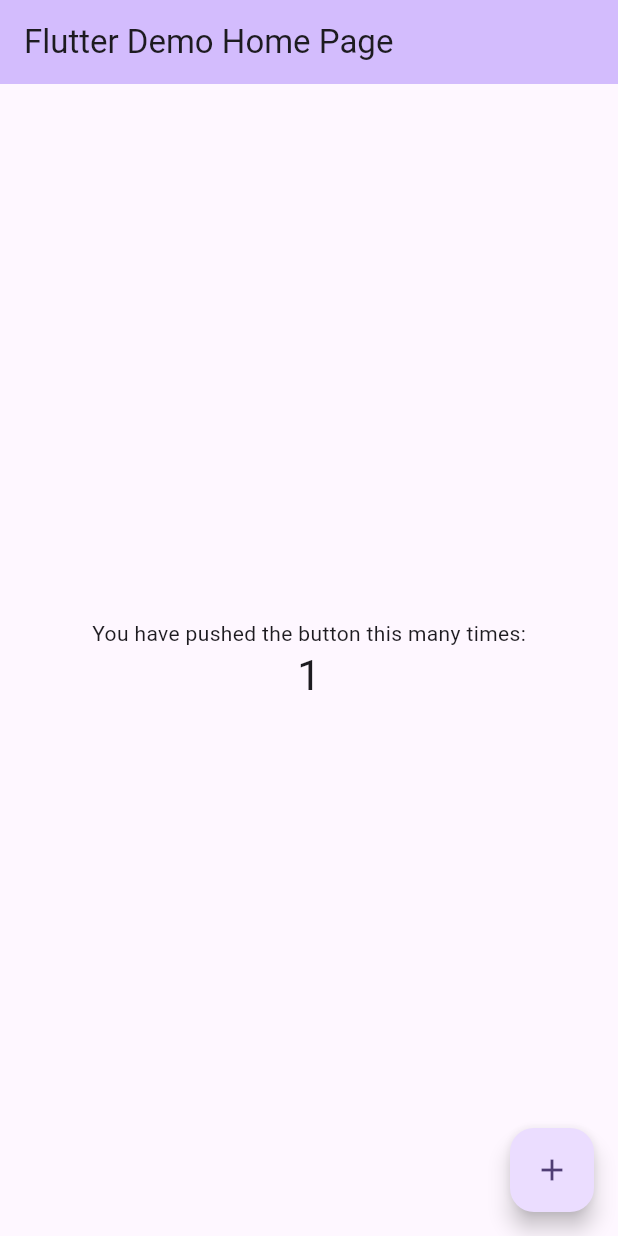
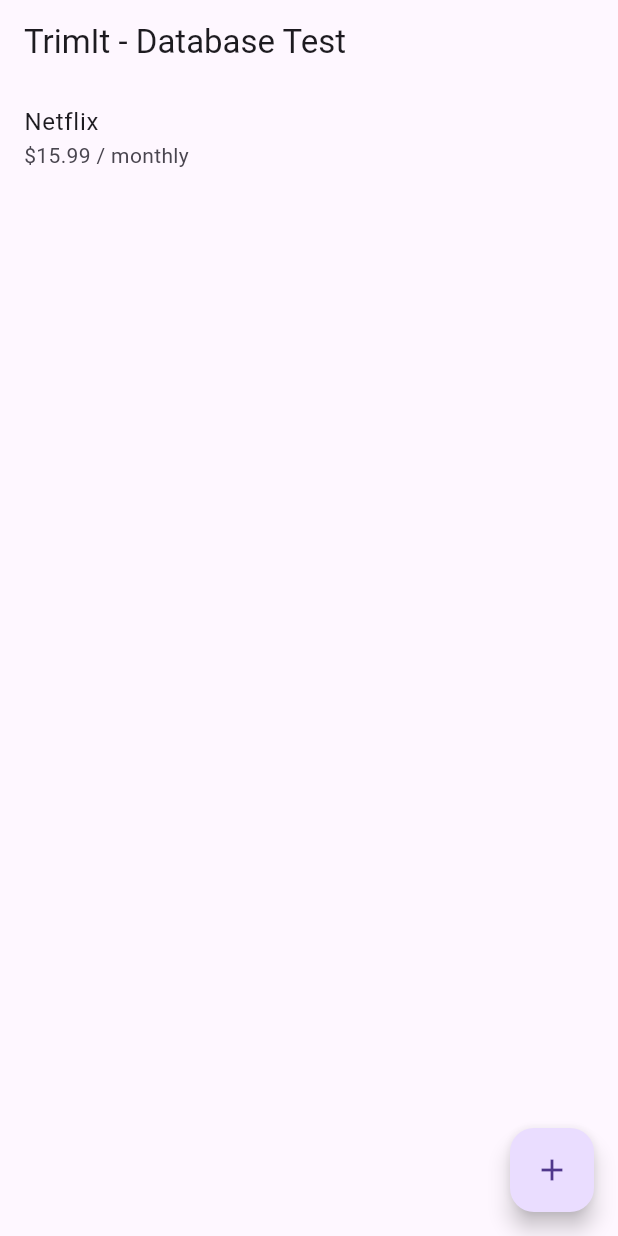
Before and after one commit to IsmailMunsir/trimit, a Flutter app: the screen it shows after launch, after a tap on the "add" icon, on a phone screen of 412 x 824 dp. Run offline on Flutter 3.47's test engine with Material 3 defaults, Android fonts, the phone set to English and light mode, and no system bars; our stand-ins replace sqflite; accounts and stored records are empty.

Commit message:
Add temporary test screen to verify database save/load

```diff
--- a/lib/main.dart
+++ b/lib/main.dart
@@ -1,120 +1,78 @@
 import 'package:flutter/material.dart';
+import 'package:uuid/uuid.dart';
+import 'models/subscription.dart';
+import 'db/database_helper.dart';
 
 void main() {
-  runApp(const MyApp());
+  runApp(const TrimItApp());
 }
 
-class MyApp extends StatelessWidget {
-  const MyApp({super.key});
+class TrimItApp extends StatelessWidget {
+  const TrimItApp({super.key});
 
-  // This widget is the root of your application.
   @override
   Widget build(BuildContext context) {
     return MaterialApp(
-      title: 'Flutter Demo',
-      theme: ThemeData(
-        // This is the theme of your application.
-        //
-        // TRY THIS: Try running your application with "flutter run". You'll see
-        // the application has a purple toolbar. Then, without quitting the app,
-        // try changing the seedColor in the colorScheme below to Colors.green
-        // and then invoke "hot reload" (save your changes or press the "hot
-        // reload" button in a Flutter-supported IDE, or press "r" if you used
-        // the command line to start the app).
-        //
-        // Notice that the counter didn't reset back to zero; the application
-        // state is not lost during the reload. To reset the state, use hot
-        // restart instead.
-        //
-        // This works for code too, not just values: Most code changes can be
-        // tested with just a hot reload.
-        colorScheme: .fromSeed(seedColor: Colors.deepPurple),
-      ),
-      home: const MyHomePage(title: 'Flutter Demo Home Page'),
+      title: 'TrimIt',
+      home: const TestScreen(),
     );
   }
 }
 
-class MyHomePage extends StatefulWidget {
-  const MyHomePage({super.key, required this.title});
-
-  // This widget is the home page of your application. It is stateful, meaning
-  // that it has a State object (defined below) that contains fields that affect
-  // how it looks.
-
-  // This class is the configuration for the state. It holds the values (in this
-  // case the title) provided by the parent (in this case the App widget) and
-  // used by the build method of the State. Fields in a Widget subclass are
-  // always marked "final".
-
-  final String title;
+class TestScreen extends StatefulWidget {
+  const TestScreen({super.key});
 
   @override
-  State<MyHomePage> createState() => _MyHomePageState();
+  State<TestScreen> createState() => _TestScreenState();
 }
 
-class _MyHomePageState extends State<MyHomePage> {
-  int _counter = 0;
+class _TestScreenState extends State<TestScreen> {
+  List<Subscription> _subscriptions = [];
 
-  void _incrementCounter() {
+  @override
+  void initState() {
+    super.initState();
+    _loadSubscriptions();
+  }
+
+  Future<void> _loadSubscriptions() async {
+    final data = await DatabaseHelper.instance.getAllSubscriptions();
     setState(() {
-      // This call to setState tells the Flutter framework that something has
-      // changed in this State, which causes it to rerun the build method below
-      // so that the display can reflect the updated values. If we changed
-      // _counter without calling setState(), then the build method would not be
-      // called again, and so nothing would appear to happen.
-      _counter++;
+      _subscriptions = data;
     });
+  }
+
+  Future<void> _addSampleSubscription() async {
+    final sample = Subscription(
+      id: const Uuid().v4(),
+      name: 'Netflix',
+      cost: 15.99,
+      cycle: BillingCycle.monthly,
+      category: 'Streaming',
+      nextRenewal: DateTime.now().add(const Duration(days: 20)),
+    );
+    await DatabaseHelper.instance.insertSubscription(sample);
+    _loadSubscriptions();
   }
 
   @override
   Widget build(BuildContext context) {
-    // This method is rerun every time setState is called, for instance as done
-    // by the _incrementCounter method above.
-    //
-    // The Flutter framework has been optimized to make rerunning build methods
-    // fast, so that you can just rebuild anything that needs updating rather
-    // than having to individually change instances of widgets.
     return Scaffold(
-      appBar: AppBar(
-        // TRY THIS: Try changing the color here to a specific color (to
-        // Colors.amber, perhaps?) and trigger a hot reload to see the AppBar
-        // change color while the other colors stay the same.
-        backgroundColor: Theme.of(context).colorScheme.inversePrimary,
-        // Here we take the value from the MyHomePage object that was created by
-        // the App.build method, and use it to set our appbar title.
-        title: Text(widget.title),
-      ),
-      body: Center(
-        // Center is a layout widget. It takes a single child and positions it
-        // in the middle of the parent.
-        child: Column(
-          // Column is also a layout widget. It takes a list of children and
-          // arranges them vertically. By default, it sizes itself to fit its
-          // children horizontally, and tries to be as tall as its parent.
-          //
-          // Column has various properties to control how it sizes itself and
-          // how it positions its children. Here we use mainAxisAlignment to
-          // center the children vertically; the main axis here is the vertical
-          // axis because Columns are vertical (the cross axis would be
-          // horizontal).
-          //
-          // TRY THIS: Invoke "debug painting" (choose the "Toggle Debug Paint"
-          // action in the IDE, or press "p" in the console), to see the
-          // wireframe for each widget.
-          mainAxisAlignment: .center,
-          children: [
-            const Text('You have pushed the button this many times:'),
-            Text(
-              '$_counter',
-              style: Theme.of(context).textTheme.headlineMedium,
+      appBar: AppBar(title: const Text('TrimIt - Database Test')),
+      body: _subscriptions.isEmpty
+          ? const Center(child: Text('No subscriptions saved yet'))
+          : ListView.builder(
+              itemCount: _subscriptions.length,
+              itemBuilder: (context, index) {
+                final s = _subscriptions[index];
+                return ListTile(
+                  title: Text(s.name),
+                  subtitle: Text('\$${s.cost} / ${s.cycle.name}'),
+                );
+              },
             ),
-          ],
-        ),
-      ),
       floatingActionButton: FloatingActionButton(
-        onPressed: _incrementCounter,
-        tooltip: 'Increment',
+        onPressed: _addSampleSubscription,
         child: const Icon(Icons.add),
       ),
     );
--- a/pubspec.yaml
+++ b/pubspec.yaml
@@ -32,10 +32,11 @@ dependencies:
     sdk: flutter
 
   # The following adds the Cupertino Icons font to your application.
-  # Use with the CupertinoIcons class for iOS style icons.
+# Use with the CupertinoIcons class for iOS style icons.
   cupertino_icons: ^1.0.8
   sqflite: ^2.3.3+1
   path: ^1.9.0
+  uuid: ^4.4.0
 
 dev_dependencies:
   flutter_test:
```
Also changed, not shown: pubspec.lock.
